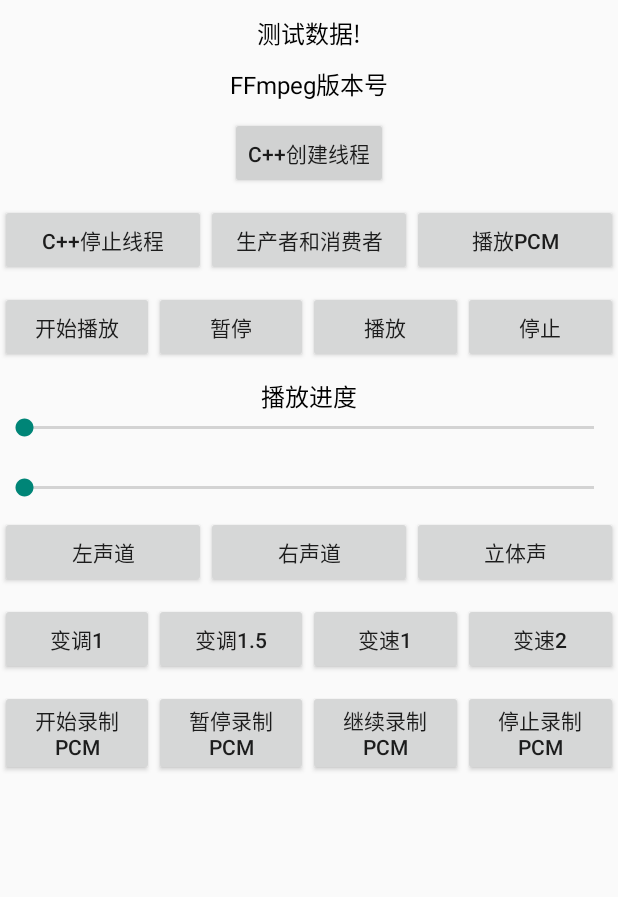
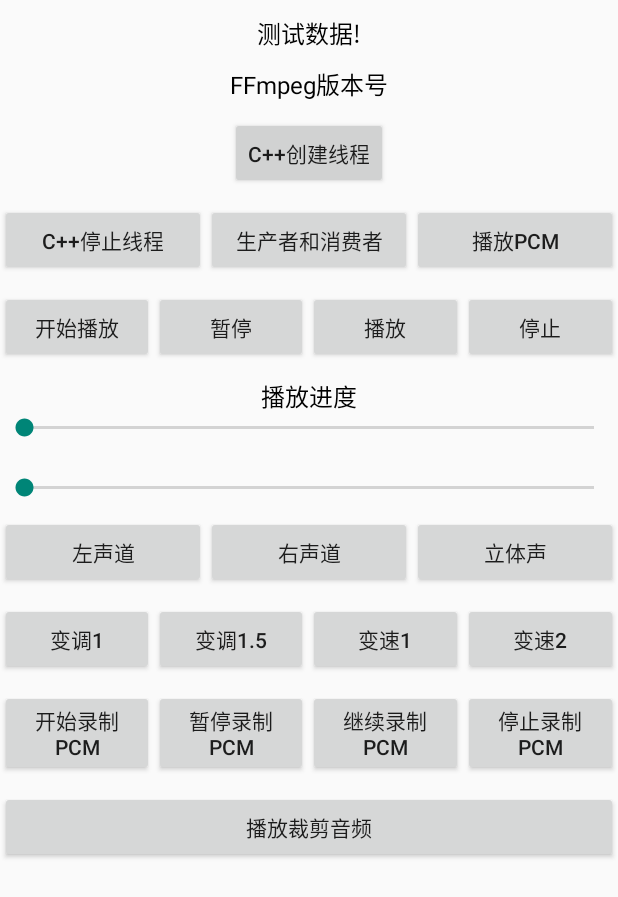
Before and after one commit to stormdzh/FFmpegDzh, an Android app: the screen it shows after launch (MainActivity), on a phone screen of 412 x 824 dp. Shown: the top 897 px of the screen. Run offline under Robolectric (Android 15) with nearby library versions, the phone set to English and light mode, and no system bars; 3 statements that could not run were skipped.

Commit message:
实现播放过程中裁剪音频

```diff
--- a/app/src/main/res/layout/activity_main.xml
+++ b/app/src/main/res/layout/activity_main.xml
@@ -1,6 +1,13 @@
 <?xml version="1.0" encoding="utf-8"?>
-<LinearLayout xmlns:android="http://schemas.android.com/apk/res/android"
+<ScrollView xmlns:android="http://schemas.android.com/apk/res/android"
     xmlns:tools="http://schemas.android.com/tools"
+    android:layout_width="match_parent"
+    android:layout_height="match_parent"
+    android:gravity="center_horizontal"
+    android:orientation="vertical"
+    tools:context=".MainActivity">
+
+    <LinearLayout
         android:layout_width="match_parent"
         android:layout_height="match_parent"
         android:gravity="center_horizontal"
@@ -217,6 +224,7 @@
                 android:layout_marginTop="10dp"
                 android:layout_weight="1"
                 android:text="开始录制PCM" />
+
             <Button
                 android:id="@+id/btnPuaseRecord"
                 android:layout_width="0dp"
@@ -224,6 +232,7 @@
                 android:layout_marginTop="10dp"
                 android:layout_weight="1"
                 android:text="暂停录制PCM" />
+
             <Button
                 android:id="@+id/btnContinueRecord"
                 android:layout_width="0dp"
@@ -231,6 +240,7 @@
                 android:layout_marginTop="10dp"
                 android:layout_weight="1"
                 android:text="继续录制PCM" />
+
             <Button
                 android:id="@+id/btnStopRecord"
                 android:layout_width="0dp"
@@ -240,5 +250,20 @@
                 android:text="停止录制PCM" />
         </LinearLayout>
 
+        <LinearLayout
+            android:layout_width="match_parent"
+            android:layout_height="wrap_content"
+            android:orientation="horizontal">
+
+            <Button
+                android:id="@+id/btnCutAudioPlay"
+                android:layout_width="0dp"
+                android:layout_height="wrap_content"
+                android:layout_marginTop="10dp"
+                android:layout_weight="1"
+                android:text="播放裁剪音频" />
+        </LinearLayout>
+
 
     </LinearLayout>
+</ScrollView>
```
Also changed, not shown: app/src/main/java/com/stormdzh/ffmpegdzh/MainActivity.java (+13 -0 lines), libaudio/src/main/java/com/stormdzh/libaudio/util/TestJni.java (+13 -0 lines), 7 other files. Lines whose indentation alone changed are shown as unchanged.
